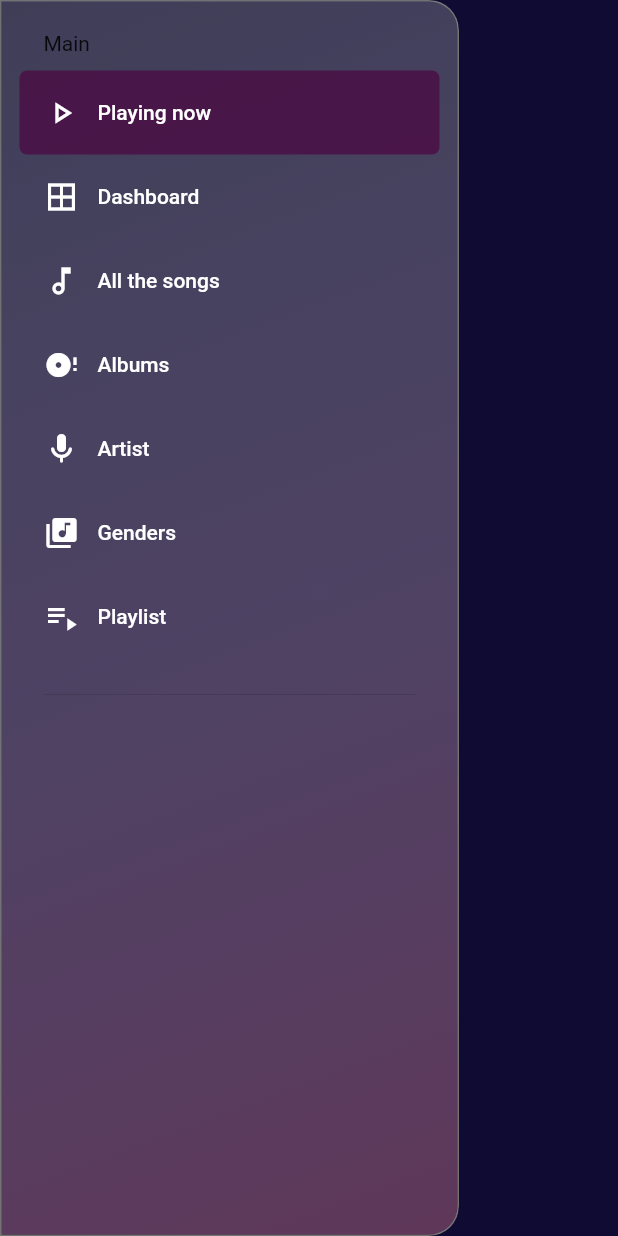
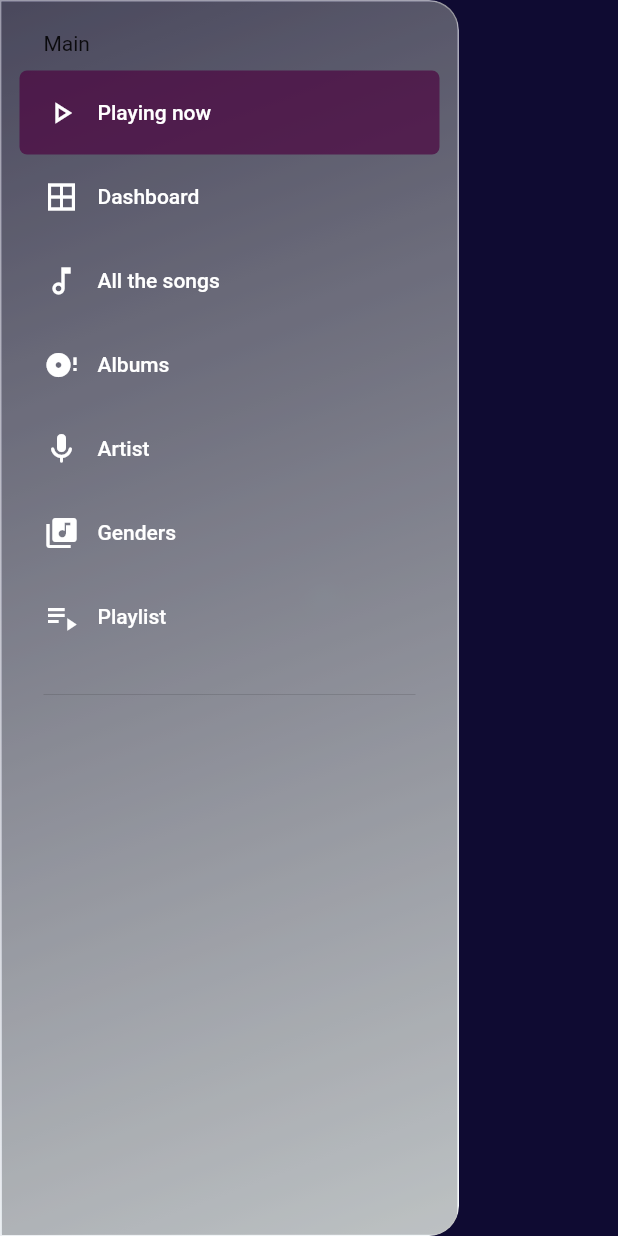
Before and after one commit to villarJM/muix_player, a Flutter app: the AllSongs screen opened by its route, with the side drawer open, on a phone screen of 412 x 824 dp. Run offline on Flutter 3.47's test engine with Material 2 defaults, Android fonts, the light colour scheme and no system bars; our stand-ins replace audioplayers, blur, carousel_slider, dio, flutter_riverpod, go_router and 6 more; missing offline and left inert: cached_memory_image; accounts and stored records are empty.

Commit message:
refactor code

```diff
--- a/lib/app/service/song_local_service.dart
+++ b/lib/app/service/song_local_service.dart
@@ -36,7 +36,7 @@ class SongLocalService {
     );
     songLocal.forEach((song) {
       searchSong = song.singleWhere((element) => element.id == songID);
-      ref.read(songInfoNotifierProvider.notifier).songLocal(searchSong.id, searchSong.title, searchSong.artist, searchSong.album, searchSong.gender, searchSong.duration, searchSong.data);
+      ref.read(songInfoNotifierProvider.notifier).songLocal(searchSong.id, searchSong.title, searchSong.artist, searchSong.album, searchSong.gender, searchSong.duration, searchSong.path);
       // searchSong.copyWith(id: searchSong.id, title: searchSong.title, artist: searchSong.artist, album: searchSong.album, genre: searchSong.gender, duration: searchSong.duration, data: searchSong.data);
     });
   }
--- a/lib/presentation/screen/widgets/side_menu.dart
+++ b/lib/presentation/screen/widgets/side_menu.dart
@@ -31,11 +31,11 @@ class _SideMenuState extends State<SideMenu> {
         child: Container(
           decoration: BoxDecoration(
             borderRadius: const BorderRadius.only(bottomRight: Radius.circular(20), topRight: Radius.circular(20)),
-            border: Border.all(color: const Color.fromARGB(255, 114, 114, 114)),
+            border: Border.all(color: Colors.white54),
             gradient: LinearGradient(
               colors: [
-                const Color(0XFF404094).withOpacity(0.1),
-                const Color(0XFF4B0440).withOpacity(1.0)
+                const Color(0XFFedf5f8).withOpacity(0.1),
+                const Color(0XFFedf5f8).withOpacity(1.0)
               ],
               begin: Alignment.topLeft,
               end: Alignment.bottomRight,
--- a/lib/provider/song_local_provider.dart
+++ b/lib/provider/song_local_provider.dart
@@ -1,6 +1,6 @@
 import 'package:flutter_riverpod/flutter_riverpod.dart';
-import 'package:muix_player/infractructure/datasources/song_local_data_source_impl.dart';
-import 'package:muix_player/infractructure/repositories/song_local_repository.dart';
+import 'package:muix_player/data/song_local_data_source_impl.dart';
+import 'package:muix_player/data/repositories/song_local_repository.dart';
 
 final SongLocalDataSourceImpl songLocalDataSourceImpl = SongLocalDataSourceImpl();
 final SongLocalRepository songLocalRepository = SongLocalRepository(songLocalDataSourceImpl: songLocalDataSourceImpl);
```
